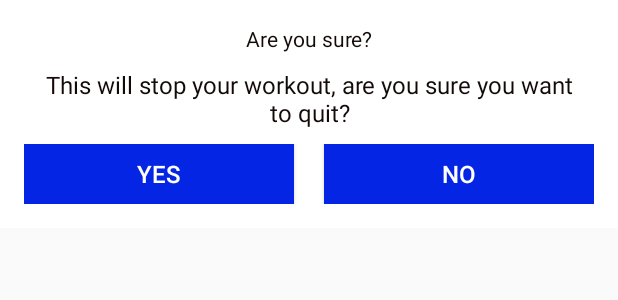
After one commit to Roshan13046/Home_Workout_Kotlin_Android_App, an Android app: the layout custom_dialog_for_exit.xml on its own in the app's theme, with its tools: preview values and no code run, on a phone screen of 412 x 824 dp. The commit adds this screen. Shown: the top 300 px of the screen. Run offline under Robolectric (Android 15) with nearby library versions, the light colour scheme and no system bars.

Commit message:
custom dialog box added for back button.

```diff
--- a/app/src/main/java/com/example/daily_workout_app/ExerciseActivity.kt
+++ b/app/src/main/java/com/example/daily_workout_app/ExerciseActivity.kt
@@ -1,5 +1,6 @@
 package com.example.daily_workout_app
 
+import android.app.Dialog
 import android.content.Intent
 import android.media.MediaPlayer
 import android.net.Uri
@@ -12,6 +13,7 @@
 import android.widget.Toast
 import androidx.recyclerview.widget.LinearLayoutManager
 import kotlinx.android.synthetic.main.activity_exercise.*
+import kotlinx.android.synthetic.main.custom_dialog_for_exit.*
 import java.util.*
 import kotlin.collections.ArrayList
 
@@ -53,7 +55,7 @@
             actionbar.setDisplayHomeAsUpEnabled(true)
         }
         toolbar_exercise_activity.setNavigationOnClickListener {
-            onBackPressed()
+            customDialogForBackButton()
         }
 
         tts = TextToSpeech(this,this)
@@ -216,4 +218,21 @@
         rvExerciseStatus.adapter = exerciseAdapter
     }
 
+    private fun customDialogForBackButton(){
+        val customDialog = Dialog(this)
+
+        customDialog.setContentView(R.layout.custom_dialog_for_exit)
+        customDialog.tvYes.setOnClickListener{
+            finish()
+            customDialog.dismiss()
+        }
+
+        customDialog.tvNo.setOnClickListener{
+            customDialog.dismiss()
+        }
+        customDialog.show()
+    }
+
+
+
 }
--- /dev/null
+++ b/app/src/main/res/layout/custom_dialog_for_exit.xml
@@ -0,0 +1,62 @@
+<?xml version="1.0" encoding="utf-8"?>
+<LinearLayout xmlns:android="http://schemas.android.com/apk/res/android"
+    android:layout_width="match_parent"
+    android:layout_height="wrap_content"
+    android:gravity="center"
+    android:orientation="vertical"
+    android:padding="16dp"
+    android:background="#FFFFFF"
+    >
+    <TextView
+        android:layout_width="match_parent"
+        android:layout_height="wrap_content"
+        android:gravity="center"
+        android:text="Are you sure?"
+        android:textColor="#130909"/>
+    <TextView
+        android:layout_width="match_parent"
+        android:layout_height="wrap_content"
+        android:layout_marginStart="10dp"
+        android:layout_marginTop="10dp"
+        android:layout_marginEnd="10dp"
+        android:gravity="center"
+        android:text="This will stop your workout, are you sure you want to quit?"
+        android:textColor="#130909"
+        android:textSize="16sp"
+        />
+        <LinearLayout
+            android:layout_width="match_parent"
+            android:layout_height="wrap_content"
+            android:layout_marginTop="10dp"
+            android:orientation="horizontal">
+
+            <Button
+                android:id="@+id/tvYes"
+                android:layout_width="0dp"
+                android:layout_height="40dp"
+                android:layout_marginEnd="10dp"
+                android:layout_marginRight="10dp"
+                android:layout_weight="1"
+                android:background="#0426E4"
+                android:gravity="center"
+                android:padding="8dp"
+                android:text="YES"
+                android:textColor="#FFFFFF"
+                android:textSize="16sp"/>
+
+            <Button
+                android:id="@+id/tvNo"
+                android:layout_width="0dp"
+                android:layout_height="40dp"
+                android:layout_marginStart="10dp"
+                android:layout_marginLeft="10dp"
+                android:layout_weight="1"
+                android:background="#0426E4"
+                android:gravity="center"
+                android:padding="8dp"
+                android:text="NO"
+                android:textColor="#FFFFFF"
+                android:textSize="16sp"/>
+
+        </LinearLayout>
+</LinearLayout>
--- /dev/null
+++ b/app/src/main/res/values/refs.xml
@@ -0,0 +1,2 @@
+<?xml version="1.0" encoding="utf-8"?>
+<resources></resources>
```
